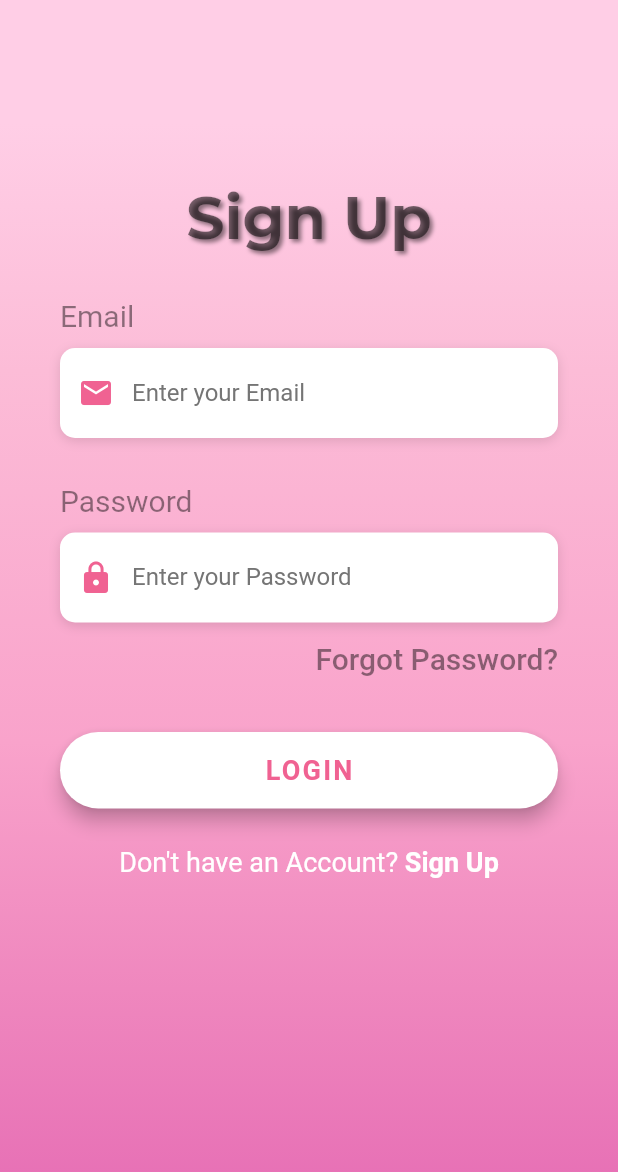
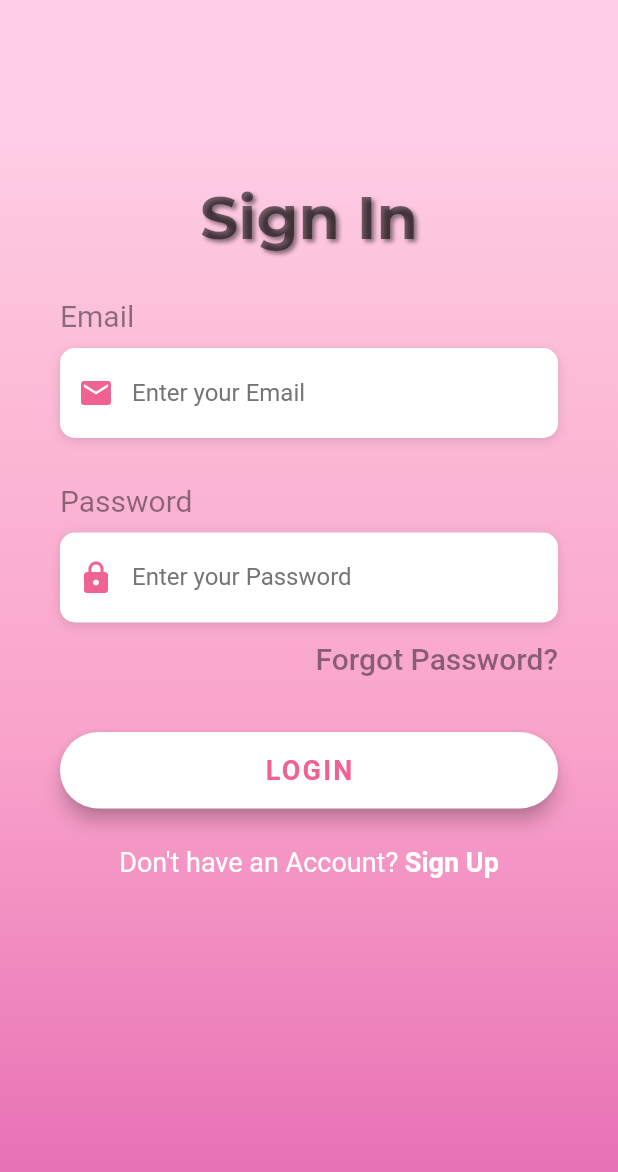
Before and after one commit to pranavi79/Hack36_21, a Flutter app: the screen it shows after launch, on a phone screen of 412 x 824 dp. Shown: the top 1172 px of the screen. Run offline on Flutter 3.47's test engine with Material 2 defaults, Android fonts, the phone set to English and light mode, and no system bars; our stand-ins replace bottom_navy_bar, cloud_firestore, confetti, firebase_auth, firebase_core, firebase_storage and 8 more; missing offline and left inert: agora_rtc_engine, cloud_firestore_web, firebase_auth_web, firebase_core_web, hypertrack_plugin; accounts and stored records are empty; Roboto replaces fonts that are missing (OpenSans).

Commit message:
Fixed typo

```diff
--- a/hack_36/lib/login/loginScreen.dart
+++ b/hack_36/lib/login/loginScreen.dart
@@ -209,7 +209,7 @@ class LoginScreenState extends State<LoginScreen> {
                     mainAxisAlignment: MainAxisAlignment.center,
                     children: <Widget>[
                       Text(
-                        'Sign Up',
+                        'Sign In',
                         textAlign: TextAlign.center,
                         style: GoogleFonts.montserrat(
                           fontSize: 40,
```
